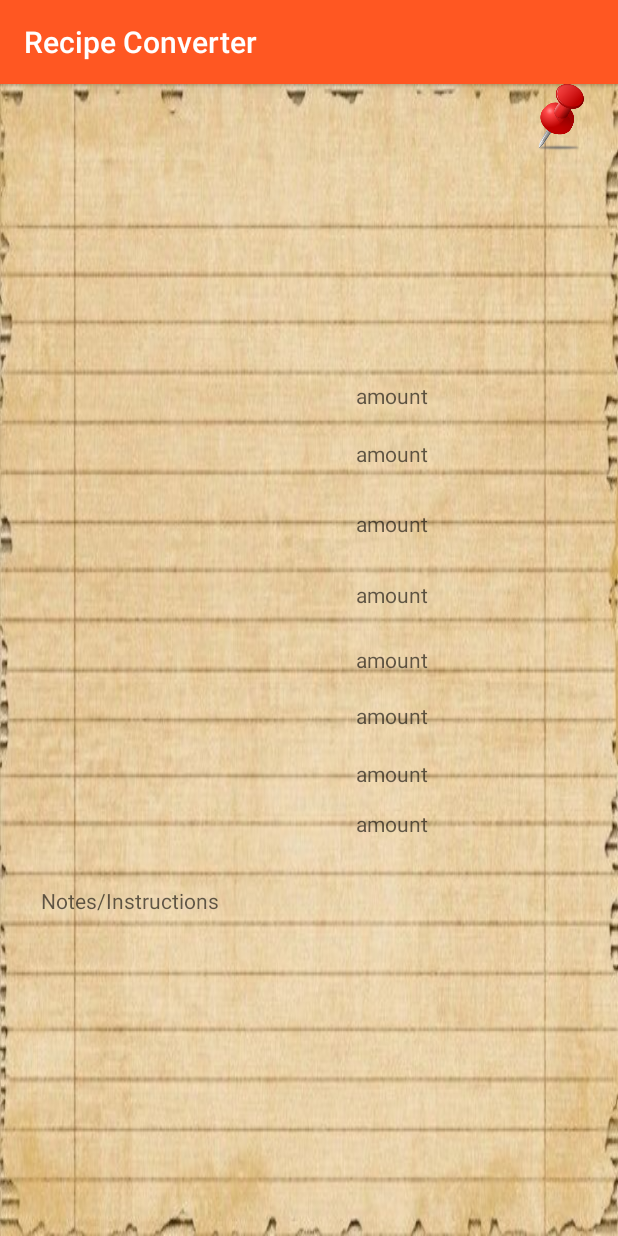
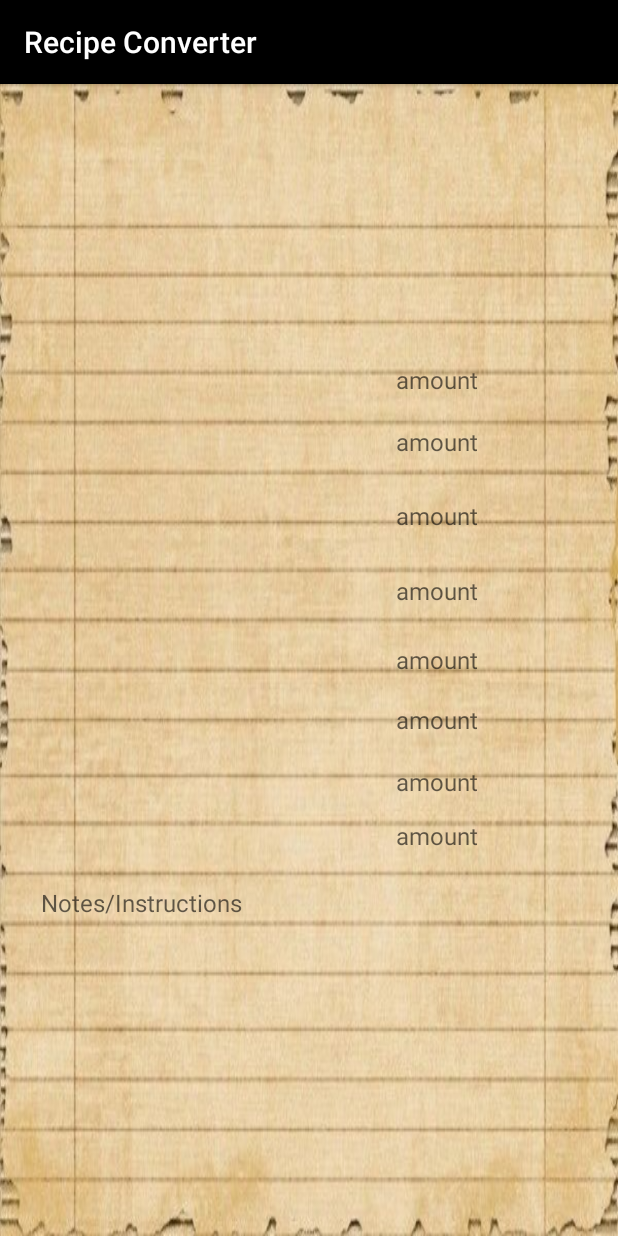
Before and after one commit to danyellington/RecipeConverter, an Android app: the ResultsActivity screen opened directly, with no data from a screen before it, on a phone screen of 412 x 824 dp. Run offline under Robolectric (Android 15) with nearby library versions, the phone set to English and light mode, and no system bars; our stand-ins replace ButterKnife, Firebase (no records; nobody signed in at launch, a user with empty details on screens opened directly).

Commit message:
styles, everything working ok.

```diff
--- a/app/src/main/java/com/epicodus/recipeconverter/ui/ResultsActivity.java
+++ b/app/src/main/java/com/epicodus/recipeconverter/ui/ResultsActivity.java
@@ -26,16 +26,16 @@ public class ResultsActivity extends AppCompatActivity {
     private int mPosition;
     private Recipe mRecipe;
     private ArrayList<Recipe> mRecipes;
-    @BindView(R.id.save)
-    ImageView mSave;
+//    @BindView(R.id.save)
+//    ImageView mSave;
 
     @Override
     protected void onCreate(Bundle savedInstanceState) {
         super.onCreate(savedInstanceState);
         setContentView(R.layout.activity_results);
         ButterKnife.bind(this);
-        ImageView Button = (ImageView) findViewById(R.id.save);
-        mSave.setOnClickListener((View.OnClickListener) this);
+//        ImageView Button = (ImageView) findViewById(R.id.save);
+//        mSave.setOnClickListener((View.OnClickListener) this);
 
         TextView results = (TextView) findViewById(R.id.ingredient);
         TextView results2 = (TextView) findViewById(R.id.ingredient2);
--- a/app/src/main/res/layout/activity_main.xml
+++ b/app/src/main/res/layout/activity_main.xml
@@ -14,7 +14,7 @@
 
         android:layout_alignParentTop="true"
         android:layout_centerHorizontal="true"
-        android:layout_marginTop="119dp"
+        android:layout_marginTop="122dp"
         android:alpha="0.85"
         android:maxHeight="10sp"
         android:maxWidth="20sp"
--- a/app/src/main/res/layout/activity_results.xml
+++ b/app/src/main/res/layout/activity_results.xml
@@ -14,11 +14,11 @@
         android:id="@+id/quantity"
         android:layout_width="wrap_content"
         android:layout_height="wrap_content"
-
         android:layout_above="@+id/quantity2"
         android:layout_alignLeft="@+id/quantity2"
         android:layout_alignStart="@+id/quantity2"
         android:layout_marginBottom="19dp"
+        android:textSize="16dp"
         android:hint="amount"
 
 
@@ -33,6 +33,7 @@
         android:layout_alignLeft="@+id/ingredient2"
         android:layout_alignStart="@+id/ingredient2"
         android:ems="10"
+        android:textSize="16dp"
         android:text="Ingredient"
 
          />
@@ -56,6 +57,7 @@
             android:layout_above="@+id/save"
             android:layout_centerHorizontal="true"
             android:hint="Notes/Instructions"
+            android:textSize="16dp"
             android:maxLines="25"
             android:scrollbars="vertical" />
     </ScrollView>
@@ -63,6 +65,7 @@
 
     <TextView
         android:id="@+id/quantity5"
+        android:textSize="16dp"
         android:layout_width="wrap_content"
         android:layout_height="wrap_content"
         android:layout_alignLeft="@+id/quantity4"
@@ -78,6 +81,7 @@
         android:layout_alignLeft="@+id/quantity3"
         android:layout_alignStart="@+id/quantity3"
         android:layout_marginBottom="27dp"
+        android:textSize="16dp"
         android:hint="amount" />
 
 
@@ -91,6 +95,7 @@
         android:layout_marginStart="32dp"
         android:layout_toEndOf="@+id/ingredient4"
         android:layout_toRightOf="@+id/ingredient4"
+        android:textSize="16dp"
         android:hint="amount" />
 
 
@@ -102,6 +107,7 @@
         android:layout_alignLeft="@+id/quantity4"
         android:layout_alignStart="@+id/quantity4"
         android:layout_marginBottom="28dp"
+        android:textSize="16dp"
         android:hint="amount" />
 
 
@@ -113,6 +119,7 @@
         android:layout_alignStart="@+id/quantity5"
         android:layout_below="@+id/quantity5"
         android:layout_marginTop="18dp"
+        android:textSize="16dp"
         android:hint="amount" />
 
     <TextView
@@ -123,6 +130,7 @@
         android:layout_alignStart="@+id/quantity7"
         android:layout_below="@+id/quantity7"
         android:layout_marginTop="14dp"
+        android:textSize="16dp"
         android:hint="amount" />
 
     <TextView
@@ -133,6 +141,7 @@
         android:layout_alignStart="@+id/quantity6"
         android:layout_below="@+id/quantity6"
         android:layout_marginTop="19dp"
+        android:textSize="16dp"
         android:hint="amount" />
 
     <TextView
@@ -142,6 +151,7 @@
         android:layout_alignParentTop="true"
         android:layout_centerHorizontal="true"
         android:layout_marginTop="25dp"
+        android:textSize="16dp"
         android:text="units" />
 
     <TextView
@@ -154,6 +164,7 @@
         android:layout_alignParentLeft="true"
         android:layout_alignParentStart="true"
         android:layout_marginLeft="45dp"
+        android:textSize="16dp"
         android:text="TextView" />
 
     <TextView
@@ -166,6 +177,7 @@
         android:layout_alignParentLeft="true"
         android:layout_marginLeft="45dp"
         android:layout_alignParentStart="true"
+        android:textSize="16dp"
         android:text="TextView" />
 
     <TextView
@@ -178,6 +190,7 @@
         android:layout_alignParentLeft="true"
         android:layout_alignParentStart="true"
         android:layout_marginLeft="45dp"
+        android:textSize="16dp"
         android:text="TextView" />
 
     <TextView
@@ -189,6 +202,7 @@
         android:layout_alignRight="@+id/ingredient4"
         android:layout_below="@+id/quantity4"
         android:layout_marginLeft="45dp"
+        android:textSize="16dp"
         android:text="TextView" />
 
     <TextView
@@ -200,6 +214,7 @@
         android:layout_alignParentLeft="true"
         android:layout_alignParentStart="true"
         android:layout_marginLeft="45dp"
+        android:textSize="16dp"
         android:text="TextView" />
 
     <TextView
@@ -212,6 +227,7 @@
         android:layout_marginLeft="45dp"
         android:layout_alignParentLeft="true"
         android:layout_alignParentStart="true"
+        android:textSize="16dp"
         android:text="TextView" />
 
     <TextView
@@ -220,21 +236,20 @@
         android:layout_height="wrap_content"
         android:layout_alignBaseline="@+id/quantity8"
         android:layout_alignBottom="@+id/quantity8"
-        android:layout_alignEnd="@+id/units"
-        android:layout_alignRight="@+id/units"
+        android:layout_alignLeft="@+id/ingredient7"
+        android:layout_alignStart="@+id/ingredient7"
         android:ems="10"
-        android:text="TextView" />
+        android:text="TextView"
+        android:textSize="16dp" />
 
-    <ImageView
-        android:id="@+id/save"
-        android:layout_width="match_parent"
-        android:layout_height="match_parent"
-        android:layout_alignBottom="@+id/units"
-        android:layout_marginLeft="48dp"
-        android:layout_marginStart="48dp"
-        android:layout_toEndOf="@+id/quantity"
-        android:layout_toRightOf="@+id/quantity"
-        android:src="@drawable/pin"
-        android:text="Button" />
+    <!--<ImageView-->
+        <!--android:id="@+id/save"-->
+        <!--android:layout_width="match_parent"-->
+        <!--android:layout_height="match_parent"-->
+        <!--android:layout_alignParentTop="true"-->
+        <!--android:layout_toEndOf="@+id/quantity"-->
+        <!--android:layout_toRightOf="@+id/quantity"-->
+        <!--android:src="@drawable/pin"-->
+        <!--android:text="Button" />-->
 
 </RelativeLayout>
--- a/app/src/main/res/layout/activity_saved_recipes.xml
+++ b/app/src/main/res/layout/activity_saved_recipes.xml
@@ -3,6 +3,7 @@
     xmlns:app="http://schemas.android.com/apk/res-auto"
     xmlns:tools="http://schemas.android.com/tools"
     android:layout_width="match_parent"
+    android:background="@drawable/blank"
     android:layout_height="match_parent"
     tools:context="com.epicodus.recipeconverter.ui.SavedRecipesActivity">
 
--- a/app/src/main/res/values/styles.xml
+++ b/app/src/main/res/values/styles.xml
@@ -3,8 +3,8 @@
     <!-- Base application theme. -->
     <style name="AppTheme" parent="Theme.AppCompat.Light.DarkActionBar">
         <!-- Customize your theme here. -->
-        <item name="colorPrimary">@color/colorPrimary</item>
-        <item name="colorPrimaryDark">@color/colorPrimaryDark</item>
+        <item name="colorPrimary">@color/Black</item>
+        <item name="colorPrimaryDark">@color/Indigo</item>
         <item name="colorAccent">@color/colorAccent</item>
     </style>
 
```
